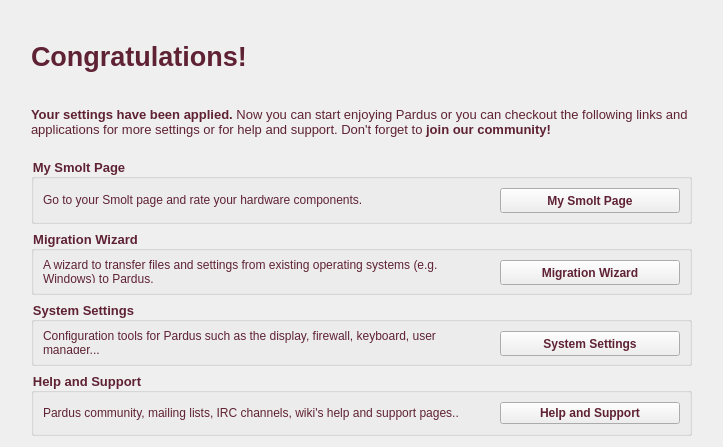
pars-linux/uludag, file kde/kaptan/src/gui/goodbyeWidget.ui: the form before one commit.
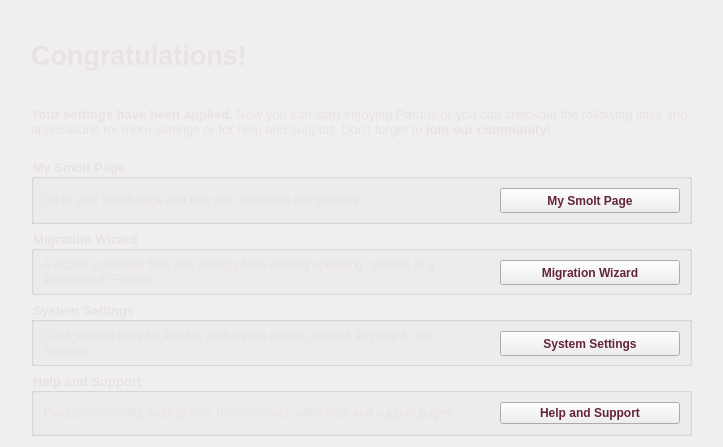
The form after the commit.

Patch:
```diff
--- a/kde/kaptan/src/gui/goodbyeWidget.ui
+++ b/kde/kaptan/src/gui/goodbyeWidget.ui
@@ -14,7 +14,7 @@
    <string>More</string>
   </property>
   <property name="styleSheet">
-   <string notr="true">color: rgb(95, 34, 52);</string>
+   <string notr="true">color: rgb(234, 225, 228);</string>
   </property>
   <layout class="QGridLayout" name="gridLayout_7">
    <item row="0" column="1">
@@ -71,7 +71,11 @@
             <string>color: rgb(95, 34, 52);</string>
            </property>
            <property name="text">
-            <string>Congratulations!</string>
+            <string>&lt;!DOCTYPE HTML PUBLIC &quot;-//W3C//DTD HTML 4.0//EN&quot; &quot;http://www.w3.org/TR/REC-html40/strict.dtd&quot;&gt;
+&lt;html&gt;&lt;head&gt;&lt;meta name=&quot;qrichtext&quot; content=&quot;1&quot; /&gt;&lt;style type=&quot;text/css&quot;&gt;
+p, li { white-space: pre-wrap; }
+&lt;/style&gt;&lt;/head&gt;&lt;body style=&quot; font-family:'Sans Serif'; font-size:20pt; font-weight:600; font-style:normal;&quot;&gt;
+&lt;p style=&quot; margin-top:0px; margin-bottom:0px; margin-left:0px; margin-right:0px; -qt-block-indent:0; text-indent:0px;&quot;&gt;&lt;span style=&quot; color:#eae1e4;&quot;&gt;Congratulations!&lt;/span&gt;&lt;/p&gt;&lt;/body&gt;&lt;/html&gt;</string>
            </property>
           </widget>
          </item>
@@ -107,7 +111,7 @@
 &lt;html&gt;&lt;head&gt;&lt;meta name=&quot;qrichtext&quot; content=&quot;1&quot; /&gt;&lt;style type=&quot;text/css&quot;&gt;
 p, li { white-space: pre-wrap; }
 &lt;/style&gt;&lt;/head&gt;&lt;body style=&quot; font-family:'Sans Serif'; font-size:8pt; font-weight:400; font-style:normal;&quot;&gt;
-&lt;p style=&quot; margin-top:0px; margin-bottom:0px; margin-left:0px; margin-right:0px; -qt-block-indent:0; text-indent:0px;&quot;&gt;&lt;span style=&quot; font-size:10pt; font-weight:600; color:#5f2234;&quot;&gt;Your settings have been applied.&lt;/span&gt;&lt;span style=&quot; font-size:10pt; color:#5f2234;&quot;&gt; Now you can start enjoying Pardus or you can checkout the following links and applications for more settings or for help and support. Don't forget to &lt;/span&gt;&lt;span style=&quot; font-size:10pt; font-weight:600; color:#5f2234;&quot;&gt;join our community!&lt;/span&gt;&lt;/p&gt;&lt;/body&gt;&lt;/html&gt;</string>
+&lt;p style=&quot; margin-top:0px; margin-bottom:0px; margin-left:0px; margin-right:0px; -qt-block-indent:0; text-indent:0px;&quot;&gt;&lt;span style=&quot; font-size:10pt; font-weight:600; color:#eae1e4;&quot;&gt;Your settings have been applied.&lt;/span&gt;&lt;span style=&quot; font-size:10pt; color:#eae1e4;&quot;&gt; Now you can start enjoying Pardus or you can checkout the following links and applications for more settings or for help and support. Don't forget to &lt;/span&gt;&lt;span style=&quot; font-size:10pt; font-weight:600; color:#eae1e4;&quot;&gt;join our community!&lt;/span&gt;&lt;/p&gt;&lt;/body&gt;&lt;/html&gt;</string>
            </property>
            <property name="wordWrap">
             <bool>true</bool>
@@ -148,7 +152,7 @@
           </font>
          </property>
          <property name="styleSheet">
-          <string notr="true">v</string>
+          <string notr="true">color: rgb(234, 225, 228);</string>
          </property>
          <property name="title">
           <string>My Smolt Page</string>
@@ -222,7 +226,7 @@
              </font>
             </property>
             <property name="styleSheet">
-             <string notr="true"/>
+             <string notr="true">color: rgb(100, 36, 55);</string>
             </property>
             <property name="text">
              <string>My Smolt Page</string>
@@ -318,7 +322,7 @@
              </font>
             </property>
             <property name="styleSheet">
-             <string notr="true"/>
+             <string notr="true">color: rgb(100, 36, 55);</string>
             </property>
             <property name="text">
              <string>Migration Wizard</string>
@@ -414,7 +418,7 @@
              </font>
             </property>
             <property name="styleSheet">
-             <string notr="true"/>
+             <string notr="true">color: rgb(100, 36, 55);</string>
             </property>
             <property name="text">
              <string>System Settings</string>
@@ -499,7 +503,7 @@
              </font>
             </property>
             <property name="styleSheet">
-             <string notr="true"/>
+             <string notr="true">color: rgb(100, 36, 55);</string>
             </property>
             <property name="text">
              <string>Help and Support</string>
```
